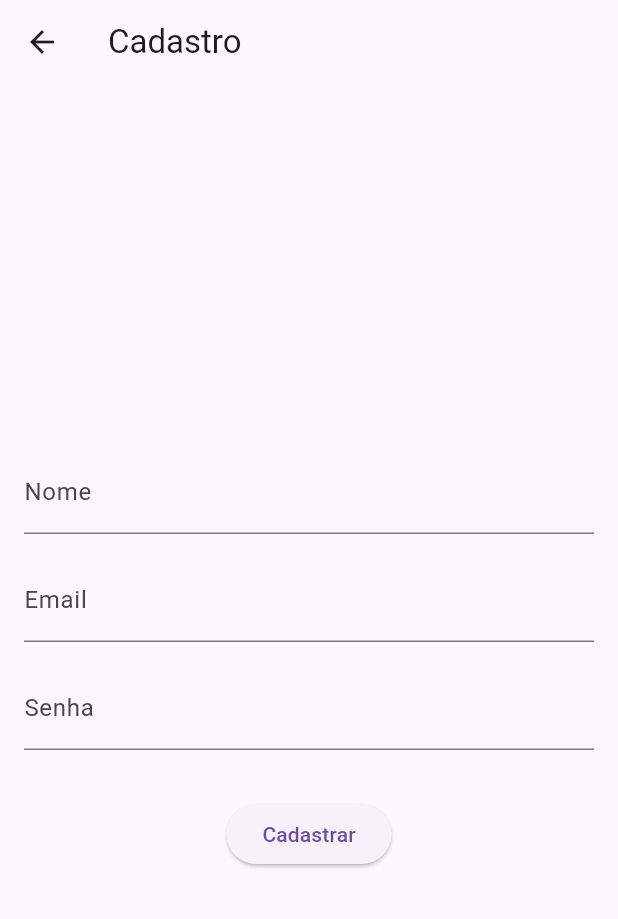
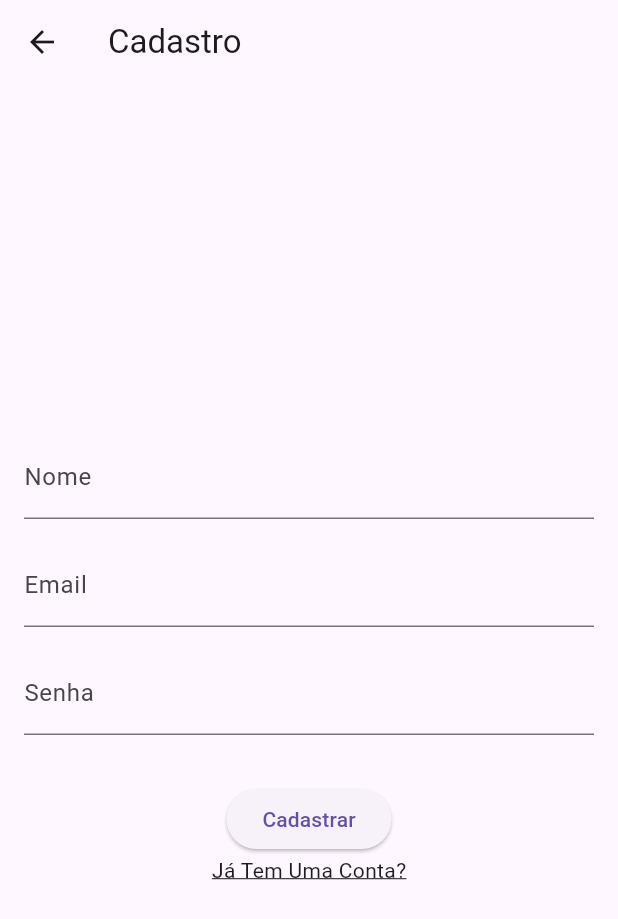
Before and after one commit to neopromic/flary, a Flutter app: the SignUpPage screen opened by its route, on a phone screen of 412 x 824 dp. Shown: the top 919 px of the screen. Run offline on Flutter 3.47's test engine with Material 3 defaults, Android fonts, the phone set to English and light mode, and no system bars.

Commit message:
feat: added button to go to sign in/ sign up

```diff
--- a/lib/screens/auth/signin/page.dart
+++ b/lib/screens/auth/signin/page.dart
@@ -34,6 +34,11 @@ class SignInPage extends StatelessWidget {
               },
               child: const Text('Entrar'),
             ),
+            const Text('Não Tem Uma Conta?', //só lembrando que ainda falta adicionar a função do onPressed que leve pro SignUp
+              style: TextStyle(
+                decoration: TextDecoration.underline,
+              ),
+            ),
           ],
         ),
       ),
--- a/lib/screens/auth/signup/page.dart
+++ b/lib/screens/auth/signup/page.dart
@@ -31,6 +31,11 @@ class SignUpPage extends StatelessWidget {
               },
               child: const Text('Cadastrar'),
             ),
+               const Text('Já Tem Uma Conta?', //só lembrando que ainda falta adicionar a função do onPressed que leve pro SignIn
+              style: TextStyle(
+                decoration: TextDecoration.underline,
+              ),
+            ),
           ],
         ),
       ),
```
